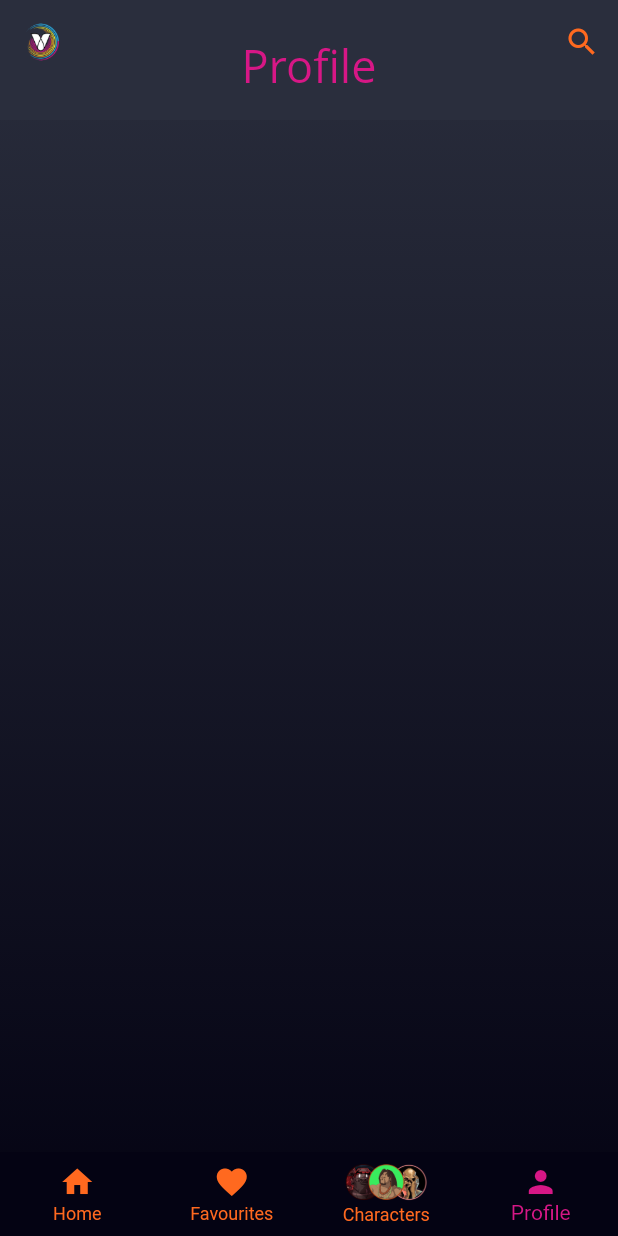
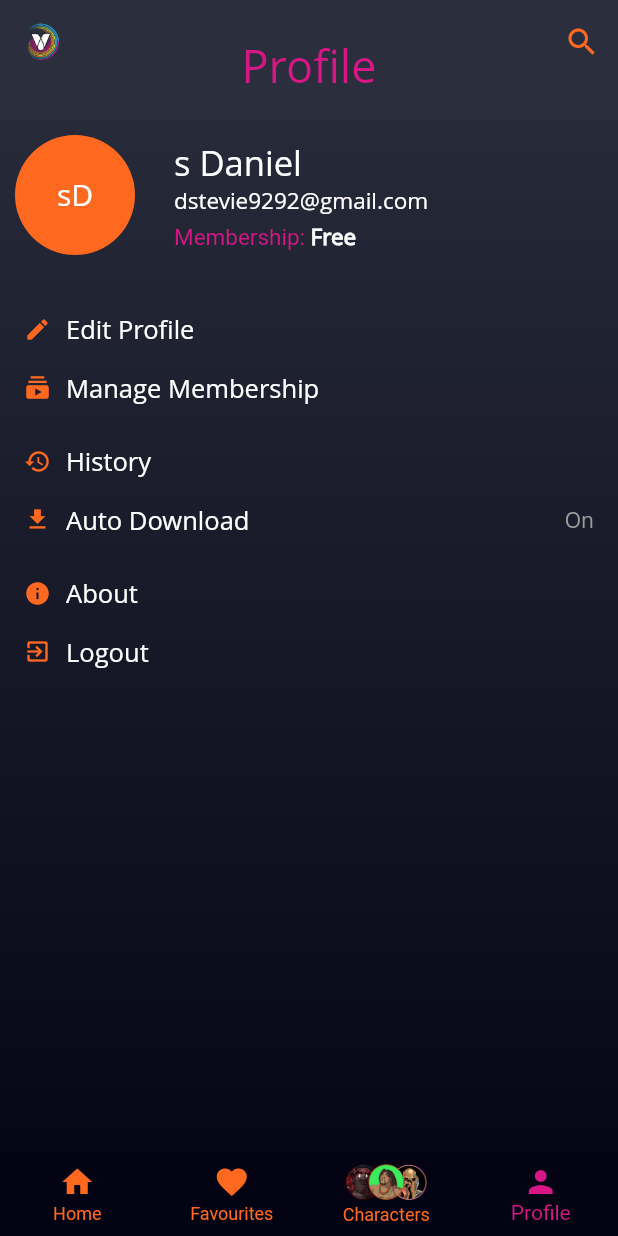
Before and after one commit to Sdantevie/vortex, a Flutter app: the screen it shows after launch, item 4 of the bottom bar chosen, on a phone screen of 412 x 824 dp. Run offline on Flutter 3.47's test engine with Material 2 defaults, Android fonts, the phone set to English and light mode, and no system bars; our stand-ins replace flutter_screenutil; missing offline and left inert: flutter_pdfview, gradient_text; accounts and stored records are empty; network calls fail.

Commit message:
things were done

```diff
--- a/lib/models/comic.dart
+++ b/lib/models/comic.dart
@@ -1,11 +1,18 @@
 import 'package:meta/meta.dart';
+
+import 'character.dart';
 
 class Comic {
   final String imageUrl;
   final String title;
   final String summary;
   final List<String> tags;
+  final List<Character> characters;
 
   Comic(
-      {@required this.imageUrl, @required this.title, this.summary, this.tags});
+      {@required this.imageUrl,
+      @required this.title,
+      this.summary,
+      this.tags,
+      this.characters});
 }
--- a/lib/models/comic_category.dart
+++ b/lib/models/comic_category.dart
@@ -6,6 +6,7 @@ class ComicCategory {
   final String title;
   final String imageUrl;
   final String summary;
+  final List<String> tags;
 
   final List<Comic> comics;
 
@@ -13,5 +14,6 @@ class ComicCategory {
       {@required this.title,
       @required this.imageUrl,
       this.summary = '',
+      this.tags,
       @required this.comics});
 }
--- a/lib/models/user.dart
+++ b/lib/models/user.dart
@@ -1,5 +1,14 @@
+import 'package:meta/meta.dart';
+
 class User {
-  final String name;
+  final String username;
+  final String avatarUrl;
+  final String email;
+  final String subscription;
 
-  User({this.name});
+  User(
+      {@required this.username,
+      this.avatarUrl,
+      @required this.email,
+      this.subscription});
 }
--- a/lib/screens/app_container.dart
+++ b/lib/screens/app_container.dart
@@ -2,7 +2,7 @@ import 'package:flutter/material.dart';
 import 'package:flutter_screenutil/flutter_screenutil.dart';
 import 'package:vortex/screens/explore/explore.dart';
 import 'package:vortex/screens/home/home.dart';
-import 'package:vortex/screens/settings/profile_page.dart';
+import 'package:vortex/screens/profile/profile_page.dart';
 import 'characters/character_tab_header.dart';
 import 'characters/character_content.dart';
 import 'favourite/favourite.dart';
--- /dev/null
+++ b/lib/screens/profile/profile_card.dart
@@ -0,0 +1,95 @@
+import 'package:flutter/material.dart';
+import 'package:vortex/models/user.dart';
+
+class ProfileCard extends StatelessWidget {
+  const ProfileCard({Key key}) : super(key: key);
+
+  @override
+  Widget build(BuildContext context) {
+    User user = User(
+        username: 's Daniel',
+        email: 'dstevie9292@gmail.com',
+        subscription: 'Free');
+    return Container(
+      child: Row(
+        mainAxisAlignment: MainAxisAlignment.spaceBetween,
+        children: <Widget>[
+          SizedBox(
+            width: 100.0,
+            height: 100.0,
+            child: (user.avatarUrl != null && user.avatarUrl.isNotEmpty)
+                ? Image.network(user.avatarUrl)
+                : Container(
+                    decoration: BoxDecoration(
+                        shape: BoxShape.circle, color: Color(0xFFFF691F)),
+                    margin: EdgeInsets.all(10),
+                    padding: EdgeInsets.all(10),
+                    child: Center(
+                      child: Text(
+                        _generateAvatarText(user),
+                        style: TextStyle(
+                            fontFamily: 'OpenSans',
+                            color: Colors.white,
+                            fontSize: 20.0),
+                      ),
+                    ),
+                  ),
+          ),
+          SizedBox(
+            width: 16.0,
+          ),
+          Expanded(
+            child: Column(
+              crossAxisAlignment: CrossAxisAlignment.start,
+              children: <Widget>[
+                Text(
+                  user.username,
+                  style: TextStyle(
+                      fontSize: 23.0,
+                      fontFamily: 'OpenSans',
+                      color: Colors.white),
+                ),
+                Text(
+                  user.email,
+                  style: TextStyle(
+                      fontSize: 15.0,
+                      fontFamily: 'OpenSans',
+                      color: Colors.white),
+                ),
+                SizedBox(
+                  height: 4.0,
+                ),
+                RichText(
+                  text: TextSpan(children: <TextSpan>[
+                    TextSpan(
+                        text: 'Membership: ',
+                        style: TextStyle(
+                            color: Color(0xFFd71786), fontSize: 15.0)),
+                    TextSpan(
+                      text: user.subscription,
+                      style: TextStyle(
+                          fontSize: 15.0,
+                          fontWeight: FontWeight.bold,
+                          fontFamily: 'OpenSans',
+                          color: Colors.white),
+                    ),
+                  ]),
+                )
+              ],
+            ),
+          )
+        ],
+      ),
+    );
+  }
+
+  String _generateAvatarText(User user) {
+    List<String> subStrings = user.username.split(' ');
+    String initials = '';
+    subStrings.forEach((string) {
+      initials += string[0];
+    });
+
+    return initials;
+  }
+}
--- /dev/null
+++ b/lib/screens/profile/profile_page.dart
@@ -0,0 +1,110 @@
+import 'package:flutter/material.dart';
+import 'package:vortex/screens/profile/profile_card.dart';
+
+class ProfilePage extends StatelessWidget {
+  const ProfilePage({Key key}) : super(key: key);
+
+  @override
+  Widget build(BuildContext context) {
+    return SliverPadding(
+      padding: EdgeInsets.all(0.0),
+      sliver: SliverList(
+        delegate: SliverChildListDelegate([
+          ProfileCard(),
+          SizedBox(
+            height: 20.0,
+          ),
+          CustomListTile(
+            leading: Icons.edit,
+            onTap: () {},
+            title: 'Edit Profile',
+          ),
+          CustomListTile(
+            title: 'Manage Membership',
+            onTap: () {},
+            leading: Icons.subscriptions,
+          ),
+          SizedBox(
+            height: 10.0,
+          ),
+          CustomListTile(
+            leading: Icons.history,
+            title: 'History',
+            onTap: () {},
+          ),
+          CustomListTile(
+            leading: Icons.file_download,
+            title: 'Auto Download',
+            onTap: () {},
+            trailing: Text(
+              'On',
+              style: TextStyle(color: Colors.grey, fontFamily: 'OpenSans'),
+            ),
+          ),
+          SizedBox(
+            height: 10.0,
+          ),
+          CustomListTile(
+            leading: Icons.info,
+            title: 'About',
+            onTap: () {},
+          ),
+          CustomListTile(
+            leading: Icons.exit_to_app,
+            title: 'Logout',
+            onTap: () {},
+          ),
+        ]),
+      ),
+    );
+  }
+}
+
+class CustomListTile extends StatelessWidget {
+  final IconData leading;
+  final Widget trailing;
+  final String title;
+  final VoidCallback onTap;
+
+  CustomListTile(
+      {@required this.title,
+      @required this.leading,
+      @required this.onTap,
+      this.trailing});
+
+  @override
+  Widget build(BuildContext context) {
+    return InkWell(
+        onTap: onTap,
+        child: Container(
+          padding: EdgeInsets.symmetric(horizontal: 16.0, vertical: 8.0),
+          child: Row(
+            children: <Widget>[
+              Icon(
+                leading,
+                color: Color(0xFFFF691F),
+                size: 18.0,
+              ),
+              SizedBox(
+                width: 10.0,
+              ),
+              Expanded(
+                child: Row(
+                  mainAxisAlignment: MainAxisAlignment.spaceBetween,
+                  children: <Widget>[
+                    Text(
+                      title,
+                      style: TextStyle(
+                          color: Colors.white,
+                          fontFamily: 'OpenSans',
+                          fontSize: 17.0),
+                    ),
+                    trailing != null ? trailing : Container()
+                  ],
+                ),
+              )
+            ],
+          ),
+        ));
+  }
+}
```
Also changed, not shown: lib/screens/favourite/favourite.dart (+6 -18 lines), lib/screens/home/comic_card.dart (+9 -7 lines), lib/screens/home/comic_category_preview.dart (+31 -3 lines), lib/screens/home/comic_preview.dart (+32 -28 lines), lib/screens/home/comic_preview_dynamic_header.dart (+16 -6 lines), lib/screens/home/home.dart (+25 -50 lines), lib/screens/settings/profile_page.dart (deleted, +0 -15 lines).
